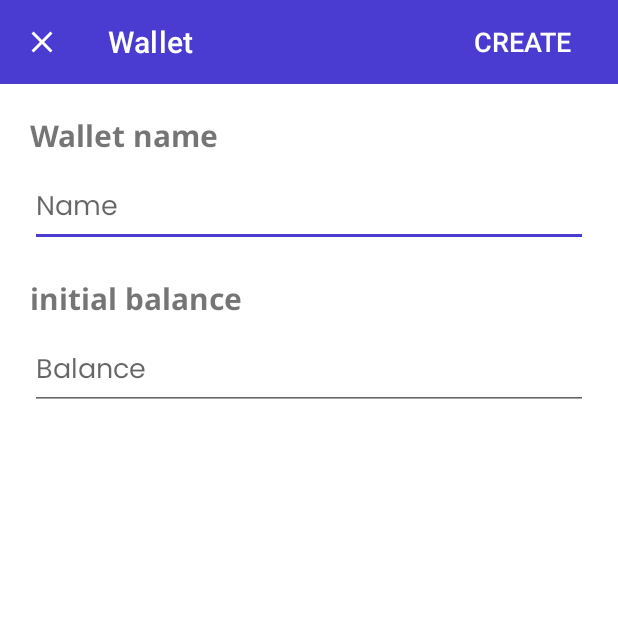
After one commit to NikunjPatel31/ExpenseTrackerApp, an Android app: the fragment WalletFragment placed in its activity, on a phone screen of 412 x 824 dp, the top half of it. The commit adds this screen. Run offline under Robolectric (Android 15) with nearby library versions, the phone set to English and light mode, and no system bars; Roboto replaces fonts that are not available here.

Commit message:
wallet insertion in local as well as firebase in done.

```diff
--- /dev/null
+++ b/app/src/main/java/com/sanPatel/expensetracker/Fragment/WalletFragment.java
@@ -0,0 +1,151 @@
+package com.sanPatel.expensetracker.Fragment;
+
+import android.app.Dialog;
+import android.content.Context;
+import android.database.Cursor;
+import android.net.ConnectivityManager;
+import android.os.Bundle;
+import android.view.LayoutInflater;
+import android.view.View;
+import android.view.ViewGroup;
+import android.widget.Button;
+import android.widget.EditText;
+import android.widget.Toast;
+
+import androidx.annotation.NonNull;
+import androidx.annotation.Nullable;
+import androidx.fragment.app.DialogFragment;
+import androidx.fragment.app.FragmentManager;
+
+import com.google.android.material.appbar.MaterialToolbar;
+import com.sanPatel.expensetracker.AsyncTask.MyAsyncTask;
+import com.sanPatel.expensetracker.Database.Firebase.FirebaseDBOperation;
+import com.sanPatel.expensetracker.Database.SqliteDatabase.SqliteDatabaseHelper;
+import com.sanPatel.expensetracker.Datas.Wallet;
+import com.sanPatel.expensetracker.R;
+
+import java.text.SimpleDateFormat;
+import java.util.Date;
+import java.util.Locale;
+
+public class WalletFragment extends DialogFragment {
+
+    private static final String TAG = "WalletFragment";
+
+    // widgets
+    private MaterialToolbar toolbar;
+    private Button btnCreate;
+    private EditText etWalletName, etInitialBalance;
+
+    public static WalletFragment display(FragmentManager fragmentManager) {
+        WalletFragment walletFragment = new WalletFragment();
+        walletFragment.show(fragmentManager,TAG);
+        return walletFragment;
+    }
+
+    @Override
+    public void onCreate(@Nullable Bundle savedInstanceState) {
+        super.onCreate(savedInstanceState);
+        setStyle(DialogFragment.STYLE_NORMAL,R.style.AppTheme_FullScreenDialog);
+    }
+
+    @Override
+    public void onStart() {
+        super.onStart();
+        Dialog dialog = getDialog();
+        if (dialog != null) {
+            int width = ViewGroup.LayoutParams.MATCH_PARENT;
+            int height = ViewGroup.LayoutParams.MATCH_PARENT;
+            dialog.getWindow().setLayout(width, height);
+        }
+    }
+
+    @Nullable
+    @Override
+    public View onCreateView(@NonNull LayoutInflater inflater, @Nullable ViewGroup container, @Nullable Bundle savedInstanceState) {
+        View view = inflater.inflate(R.layout.wallet_fragment, container, false);
+        initializeWidgets(view);
+        widgetClickListener();
+        return view;
+    }
+
+    private void initializeWidgets(View view) {
+        // this method will initialize all the widgets.
+        toolbar = view.findViewById(R.id.material_toolbar);
+        btnCreate = view.findViewById(R.id.button_create);
+        etWalletName = view.findViewById(R.id.edit_text_wallet_name);
+        etInitialBalance = view.findViewById(R.id.edit_text_initial_balance);
+    }
+
+    private void widgetClickListener() {
+        // this method will handle all the click listeners.
+        toolbar.setNavigationOnClickListener(new View.OnClickListener() {
+            @Override
+            public void onClick(View v) {
+                dismiss();
+            }
+        });
+        btnCreate.setOnClickListener(new View.OnClickListener() {
+            @Override
+            public void onClick(View v) {
+                if (!(etWalletName.getText().toString().isEmpty() && etInitialBalance.getText().toString().isEmpty())) {
+                    insertWallet();
+                } else {
+                    Toast.makeText(getContext(), "Required fields are empty.", Toast.LENGTH_SHORT).show();
+                }
+            }
+        });
+    }
+
+    public void insertWallet() {
+        // this method will insert wallet into the local database as well as firebase.
+        MyAsyncTask myAsyncTask = new MyAsyncTask();
+        myAsyncTask.setAsyncTaskListener(new MyAsyncTask.AsyncTaskListener() {
+            @Override
+            public void setBackgroundTask() {
+                String currentDate = new SimpleDateFormat("dd-MM-yyyy",
+                        Locale.getDefault()).format(new Date());
+
+                String currentTime = new SimpleDateFormat("HH:mm:ss",
+                        Locale.getDefault()).format(new Date());
+
+                int isSynced;
+
+                if (isNetworkConnected()) {
+                    isSynced = 1;
+                } else {
+                    isSynced = 0;
+                }
+
+                SqliteDatabaseHelper databaseHelper = new SqliteDatabaseHelper(getContext());
+                databaseHelper.insertWallet(etWalletName.getText().toString(),
+                        Double.parseDouble(etInitialBalance.getText().toString()),
+                        currentDate,
+                        currentTime,
+                        isSynced);
+
+                if (isSynced == 1) {
+                    Cursor cursor = databaseHelper.getLastWallet();
+                    if (cursor.getCount() > 0) {
+                        cursor.moveToNext();
+                        FirebaseDBOperation dbOperation = new FirebaseDBOperation(getContext());
+                        dbOperation.insertWallet(cursor);
+                    }
+                }
+            }
+
+            @Override
+            public void setPostExecuteTask() {
+
+                dismiss();
+            }
+        });
+        myAsyncTask.execute();
+    }
+
+    private boolean isNetworkConnected() {
+        ConnectivityManager cm = (ConnectivityManager) getContext().getSystemService(Context.CONNECTIVITY_SERVICE);
+
+        return cm.getActiveNetworkInfo() != null && cm.getActiveNetworkInfo().isConnected();
+    }
+}
--- a/app/src/main/java/com/sanPatel/expensetracker/ViewAllExpense.java
+++ b/app/src/main/java/com/sanPatel/expensetracker/ViewAllExpense.java
@@ -57,9 +57,9 @@ public class ViewAllExpense extends AppCompatActivity {
                     // sync entry data with firebase.
                     if (cursor.getInt(7) == 0) {
                         // push record to firebase
+                        databaseHelper.updateSyncValue(cursor.getInt(0),1);
                         FirebaseDBOperation firebaseDBOperation = new FirebaseDBOperation(getApplicationContext());
                         firebaseDBOperation.insertEntry(cursor);
-                        databaseHelper.updateSyncValue(cursor.getInt(0),1);
                     } else if (cursor.getInt(7) == 2){
                         // delete record from firebase and then delete from sqlite.
                         FirebaseDBOperation firebaseDBOperation = new FirebaseDBOperation(getApplicationContext());
--- /dev/null
+++ b/app/src/main/res/layout/wallet_fragment.xml
@@ -0,0 +1,61 @@
+<?xml version="1.0" encoding="utf-8"?>
+<androidx.constraintlayout.widget.ConstraintLayout xmlns:android="http://schemas.android.com/apk/res/android"
+    android:layout_width="match_parent"
+    android:layout_height="match_parent"
+    xmlns:app="http://schemas.android.com/apk/res-auto">
+
+    <com.google.android.material.appbar.MaterialToolbar
+        android:id="@+id/material_toolbar"
+        android:layout_width="match_parent"
+        android:layout_height="?attr/actionBarSize"
+        app:layout_constraintStart_toStartOf="parent"
+        app:layout_constraintEnd_toEndOf="parent"
+        app:layout_constraintTop_toTopOf="parent"
+        android:background="@color/colorPrimary"
+        app:title="Wallet"
+        app:titleTextColor="@color/colorHeading"
+        app:navigationIcon="@drawable/ic_baseline_close_24">
+
+        <Button
+            android:id="@+id/button_create"
+            android:layout_width="wrap_content"
+            android:layout_height="wrap_content"
+            android:text="Create"
+            android:textSize="18dp"
+            android:textColor="@color/colorHeading"
+            android:layout_gravity="end"
+            android:layout_marginEnd="20dp"
+            android:background="?attr/selectableItemBackground" />
+
+    </com.google.android.material.appbar.MaterialToolbar>
+
+    <TextView
+        android:id="@+id/text_view_wallet_name"
+        android:text="Wallet name"
+        app:layout_constraintStart_toStartOf="parent"
+        app:layout_constraintTop_toBottomOf="@id/material_toolbar"
+        style="@style/editProfileDialogFragmentTextView"/>
+
+    <EditText
+        android:id="@+id/edit_text_wallet_name"
+        android:hint="Name"
+        app:layout_constraintStart_toStartOf="parent"
+        app:layout_constraintTop_toBottomOf="@id/text_view_wallet_name"
+        style="@style/editProfileDialogFragmentEditText"/>
+
+    <TextView
+        android:id="@+id/text_view_initial_balance"
+        android:text="initial balance"
+        app:layout_constraintStart_toStartOf="parent"
+        app:layout_constraintTop_toBottomOf="@id/edit_text_wallet_name"
+        style="@style/editProfileDialogFragmentTextView"/>
+
+    <EditText
+        android:id="@+id/edit_text_initial_balance"
+        android:hint="Balance"
+        android:inputType="numberDecimal"
+        app:layout_constraintStart_toStartOf="parent"
+        app:layout_constraintTop_toBottomOf="@id/text_view_initial_balance"
+        style="@style/editProfileDialogFragmentEditText"/>
+
+</androidx.constraintlayout.widget.ConstraintLayout>
```
Also changed, not shown: app/src/main/java/com/sanPatel/expensetracker/Database/Firebase/FirebaseDBOperation.java (+14 -0 lines), app/src/main/java/com/sanPatel/expensetracker/Database/SqliteDatabase/SqliteDatabaseHelper.java (+44 -3 lines), app/src/main/java/com/sanPatel/expensetracker/Datas/Wallet.java (added, +58 -0 lines), app/src/main/java/com/sanPatel/expensetracker/HomeScreenActivity.java (+7 -4 lines), 1 other file.
